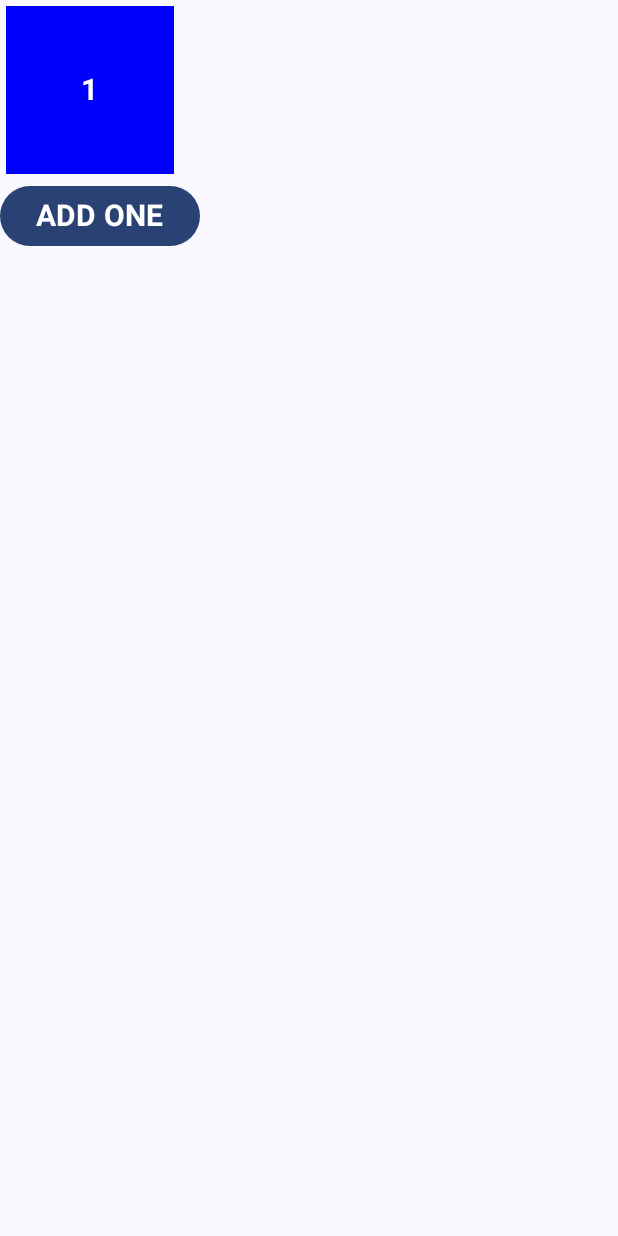
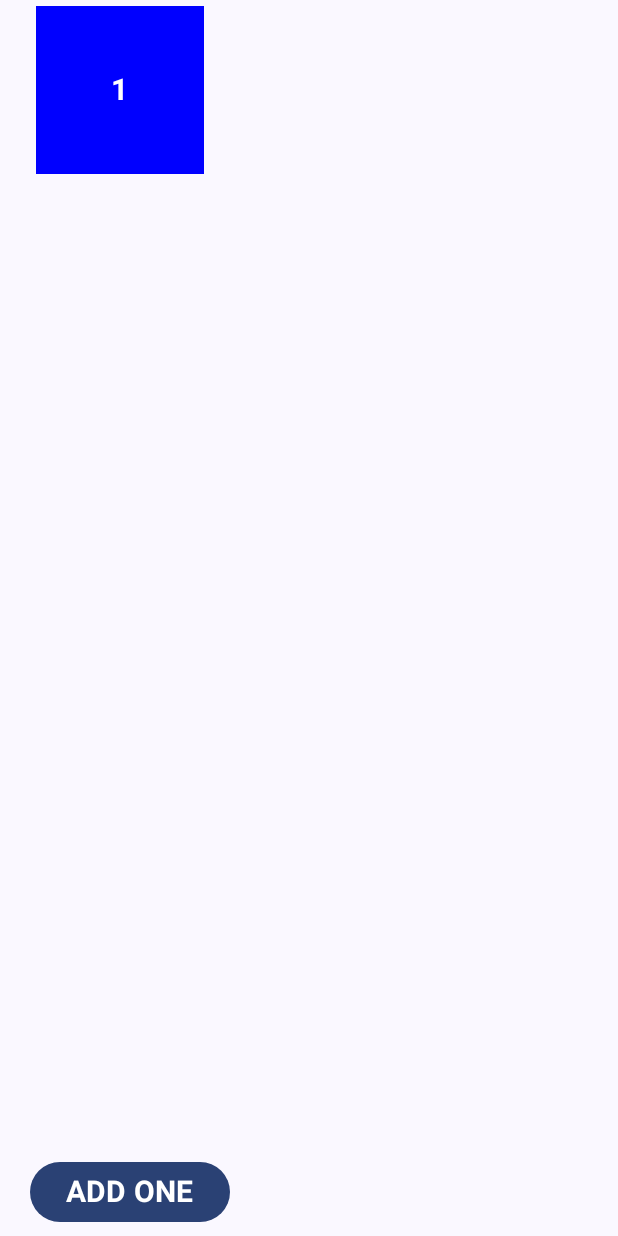
Before and after one commit to AlexandraShumailova/kotlin_homework1, an Android app built with Jetpack Compose: the screen it shows after launch (MainActivity), after a tap on "ADD ONE", on a phone screen of 412 x 824 dp. Run offline under Robolectric (Android 15) with nearby library versions, the phone set to English and light mode, and no system bars.

Commit message:
issues234

```diff
--- a/app/src/main/java/com/example/hw1/MainActivity.kt
+++ b/app/src/main/java/com/example/hw1/MainActivity.kt
@@ -12,9 +12,12 @@ import androidx.compose.foundation.layout.Column
 import androidx.compose.foundation.layout.Row
 import androidx.compose.foundation.layout.fillMaxSize
 import androidx.compose.foundation.layout.padding
+import androidx.compose.foundation.lazy.LazyColumn
 import androidx.compose.foundation.lazy.grid.GridCells
 import androidx.compose.foundation.lazy.grid.GridItemSpan
 import androidx.compose.foundation.lazy.grid.LazyVerticalGrid
+import androidx.compose.foundation.rememberScrollState
+import androidx.compose.foundation.verticalScroll
 import androidx.compose.material3.Button
 import androidx.compose.material3.MaterialTheme
 import androidx.compose.material3.Surface
@@ -25,8 +28,10 @@ import androidx.compose.ui.Alignment
 import androidx.compose.ui.Modifier
 import androidx.compose.ui.platform.LocalConfiguration
 import androidx.compose.ui.res.stringResource
+import androidx.compose.ui.text.font.FontWeight
 import androidx.compose.ui.tooling.preview.Preview
 import androidx.compose.ui.unit.dp
+import androidx.compose.ui.unit.sp
 import com.example.hw1.ui.theme.Hw1Theme
 
 class MainActivity : ComponentActivity() {
@@ -43,7 +48,25 @@ class MainActivity : ComponentActivity() {
                     modifier = Modifier.fillMaxSize(),
                     color = MaterialTheme.colorScheme.background
                 ) {
-                    Screen(myList, numberOfColumns)
+                    Column(
+                        Modifier
+                            .fillMaxSize()
+                            .padding(horizontal = 20.dp))
+                    {
+                        Column(modifier = Modifier
+                            .weight(8f)
+                            .verticalScroll(rememberScrollState())){
+                            CreateList(myList = myList, numberOfColumns = numberOfColumns)
+                        }
+                        Row(modifier = Modifier.padding(vertical = 5.dp)){
+                            Button(
+                                onClick = { myList.add(myList.size+1) }) {
+                                Text(text = stringResource(R.string.button),
+                                    fontSize = 20.sp,
+                                    fontWeight = FontWeight.Bold)
+                            }
+                        }
+                    }
                 }
             }
         }
--- a/app/src/main/java/com/example/hw1/functions.kt
+++ b/app/src/main/java/com/example/hw1/functions.kt
@@ -9,9 +9,14 @@ import androidx.compose.foundation.layout.Row
 import androidx.compose.foundation.layout.fillMaxHeight
 import androidx.compose.foundation.layout.fillMaxSize
 import androidx.compose.foundation.layout.fillMaxWidth
+import androidx.compose.foundation.layout.height
 import androidx.compose.foundation.layout.padding
 import androidx.compose.foundation.layout.size
+import androidx.compose.foundation.layout.width
 import androidx.compose.foundation.lazy.LazyColumn
+import androidx.compose.foundation.magnifier
+import androidx.compose.foundation.rememberScrollState
+import androidx.compose.foundation.verticalScroll
 import androidx.compose.material3.Button
 import androidx.compose.material3.Text
 import androidx.compose.runtime.Composable
@@ -29,24 +34,7 @@ import androidx.compose.ui.unit.dp
 import androidx.compose.ui.unit.sp
 
 @Composable
-fun Screen(myList: SnapshotStateList<Int>, numberOfColumns: Int){
-    LazyColumn(Modifier.fillMaxSize()) {
-        item {
-            CreateList(myList = myList, numberOfColumns = numberOfColumns)
-        }
-        item{
-            Button(
-                onClick = { myList.add(myList.size+1) }) {
-                Text(text = stringResource(R.string.button),
-                    fontSize = 20.sp,
-                    fontWeight = FontWeight.Bold)
-            }
-        }
-    }
-}
-
-@Composable
-fun CreateList(myList: SnapshotStateList<Int>, numberOfColumns: Int){
+fun CreateList(myList: List<Int>, numberOfColumns: Int){
     myList.chunked(numberOfColumns).forEach { chunk ->
         Row(Modifier.fillMaxWidth()){
             chunk.forEach { one ->
@@ -72,7 +60,7 @@ fun CreateList(myList: SnapshotStateList<Int>, numberOfColumns: Int){
     }
 }
 
-@Composable
+/*@Composable
 @Preview(
     showBackground = true,
     showSystemUi = true
@@ -80,5 +68,7 @@ fun CreateList(myList: SnapshotStateList<Int>, numberOfColumns: Int){
 private fun ScreenPreview(){
     val myList = remember { mutableStateListOf(1, 2, 3, 4, 5, 6, 7, 8, 9, 10, 11, 12) }
     val numberOfColumns = if (LocalConfiguration.current.orientation == Configuration.ORIENTATION_PORTRAIT) 3 else 4
-    Screen(myList, numberOfColumns)
+    //Screen(myList, numberOfColumns)
 }
+
+ */
```
